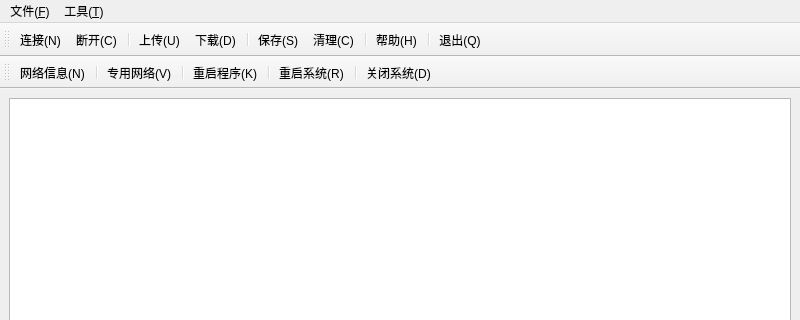
Qt form examples/examples.ui (nulijiabei/cgoqt) before a commit; both pictures show x 0 to 800 and y 0 to 320 of the 800 by 600 pixel window.
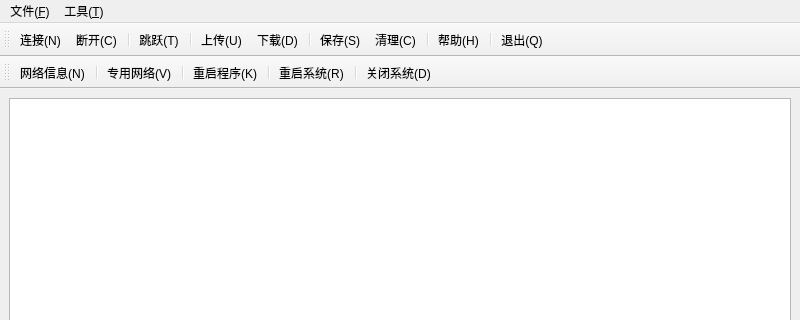
The same form after that commit. Icons and pictures are not drawn.

What changed in the file:
```diff
--- a/examples/examples.ui
+++ b/examples/examples.ui
@@ -62,6 +62,8 @@
    <addaction name="connect"/>
    <addaction name="disconn"/>
    <addaction name="separator"/>
+   <addaction name="member"/>
+   <addaction name="separator"/>
    <addaction name="upload"/>
    <addaction name="download"/>
    <addaction name="separator"/>
@@ -235,6 +237,15 @@
     <string>专用网络(&amp;V)</string>
    </property>
   </action>
+  <action name="member">
+   <property name="icon">
+    <iconset resource="examples.qrc">
+     <normaloff>:/mm.png</normaloff>:/mm.png</iconset>
+   </property>
+   <property name="text">
+    <string>跳跃(&amp;T)</string>
+   </property>
+  </action>
  </widget>
  <resources>
   <include location="examples.qrc"/>
```
Left out of the diff: 2 changed lines with no effect on the pictures.
